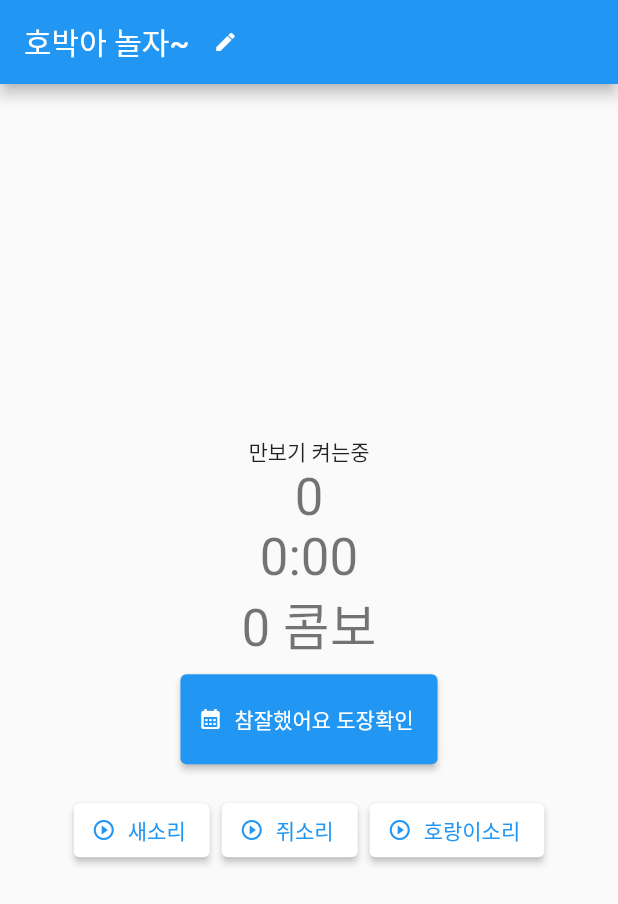
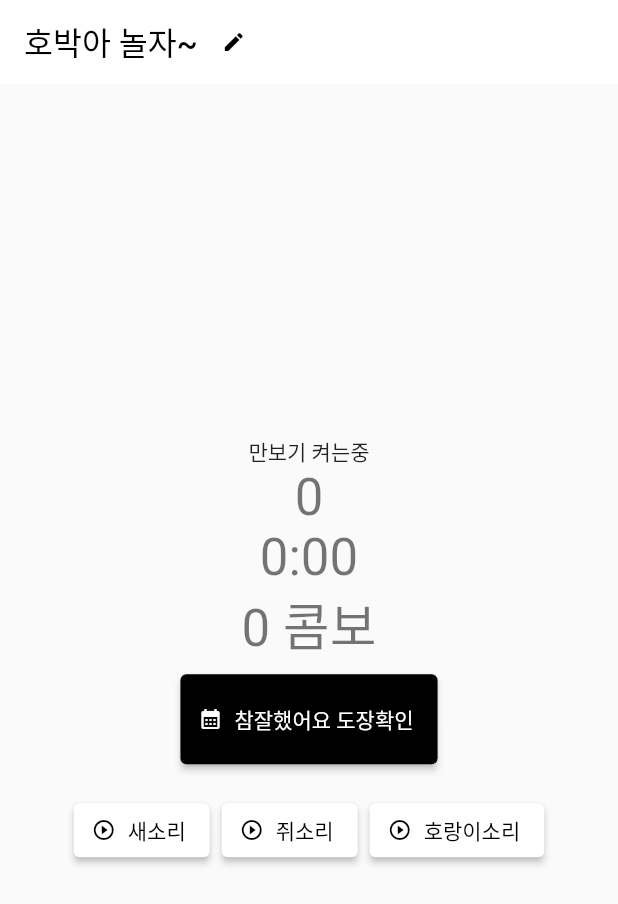
Before and after one commit to reddol18/walk_with_cat, a Flutter app: the screen it shows after launch, on a phone screen of 412 x 824 dp. Shown: the top 904 px of the screen. Run offline on Flutter 3.47's test engine with Material 2 defaults, Android fonts, the light colour scheme and no system bars; our stand-ins replace animated_text_kit, audioplayers, font_awesome_flutter, pedometer, sqflite; missing offline and left inert: daily_checker; accounts and stored records are empty.

Commit message:
- 디자인 변경

```diff
--- a/lib/main.dart
+++ b/lib/main.dart
@@ -63,8 +63,8 @@ class MyHomePage extends StatefulWidget {
 }
 
 class _MyHomePageState extends State<MyHomePage> {
-  Icon actionButtonIcon1 = const Icon(Icons.play_circle);
-  Icon actionButtonIcon2 = const Icon(Icons.pause_circle);
+  Icon actionButtonIcon1 = const Icon(Icons.play_circle, color: Colors.white,);
+  Icon actionButtonIcon2 = const Icon(Icons.pause_circle, color: Colors.white);
   Text stateTitle1 = const Text("만보기 작동중지 상태");
   Text stateTitle2 = const Text("만보기 작동중");
   Text stateTitle3 = const Text("만보기 켜는중");
@@ -146,6 +146,7 @@ class _MyHomePageState extends State<MyHomePage> {
         if (isPassDay) {
           stepCounter = 0;
           timeValue = 0;
+          tempTimeValue = 0;
           comboCount = 0;
           beforeStepCount = 0;
           DateTime now = new DateTime.now();
@@ -157,7 +158,7 @@ class _MyHomePageState extends State<MyHomePage> {
           tempTimeValue++;
           if (tempTimeValue == 10) {
             tempTimeValue = 0;
-            if (stepCounter - beforeStepCount >= 20) {
+            if (stepCounter - beforeStepCount >= 10) {
               comboCount++;
             }
             beforeStepCount = stepCounter;
@@ -199,6 +200,7 @@ class _MyHomePageState extends State<MyHomePage> {
       if (isPassDay) {
         stepCounter = 0;
         timeValue = 0;
+        tempTimeValue = 0;
         comboCount = 0;
         beforeStepCount = 0;
         DateTime now = new DateTime.now();
@@ -320,7 +322,10 @@ class _MyHomePageState extends State<MyHomePage> {
         // the App.build method, and use it to set our appbar title.
         title: Row(
           children: <Widget>[
-            Text(appTitle),
+            Text(
+              appTitle,
+              style: TextStyle(color: Colors.black, fontSize: 21)
+            ),
             IconButton(
                 onPressed: () async {
                   await asyncInputDialog(context);
@@ -332,9 +337,12 @@ class _MyHomePageState extends State<MyHomePage> {
                 icon: Icon(
                   Icons.edit,
                   size: 16,
+                  color: Colors.black,
                 ),)
           ],
         ),
+        backgroundColor: Colors.white,
+        elevation: 0,
       ),
       body: Center(
         // Center is a layout widget. It takes a single child and positions it
@@ -385,6 +393,7 @@ class _MyHomePageState extends State<MyHomePage> {
                           MaterialPageRoute(
                               builder: (context) => DailyCheckPage(dbHelper)));
                     },
+                    style: ElevatedButton.styleFrom(primary: Colors.black),
                     icon: Icon(
                       Icons.calendar_month,
                       size: 16,
@@ -413,13 +422,13 @@ class _MyHomePageState extends State<MyHomePage> {
                             },
                             style: ElevatedButton.styleFrom(
                               primary: Colors.white,
-                              onPrimary: Colors.blue,
+                              onPrimary: Colors.black,
                             ),
                             icon: Icon(
                               Icons.play_circle_outline,
                               size: 16,
                             ),
-                            label: Text(btnTitles[index]))
+                            label: Text(btnTitles[index], style: TextStyle(color: Colors.black)))
                     );
                 }),
               ),
@@ -433,6 +442,7 @@ class _MyHomePageState extends State<MyHomePage> {
           onPressed: changeState,
           tooltip: '',
           child: actionState ? actionButtonIcon2 : actionButtonIcon1,
+          backgroundColor: Colors.black,
         ), // This trailing comma makes a
       ), // uto-formatting nicer for build methods.
     );
```
Also changed, not shown: lib/daily_check.dart (+44 -26 lines).
